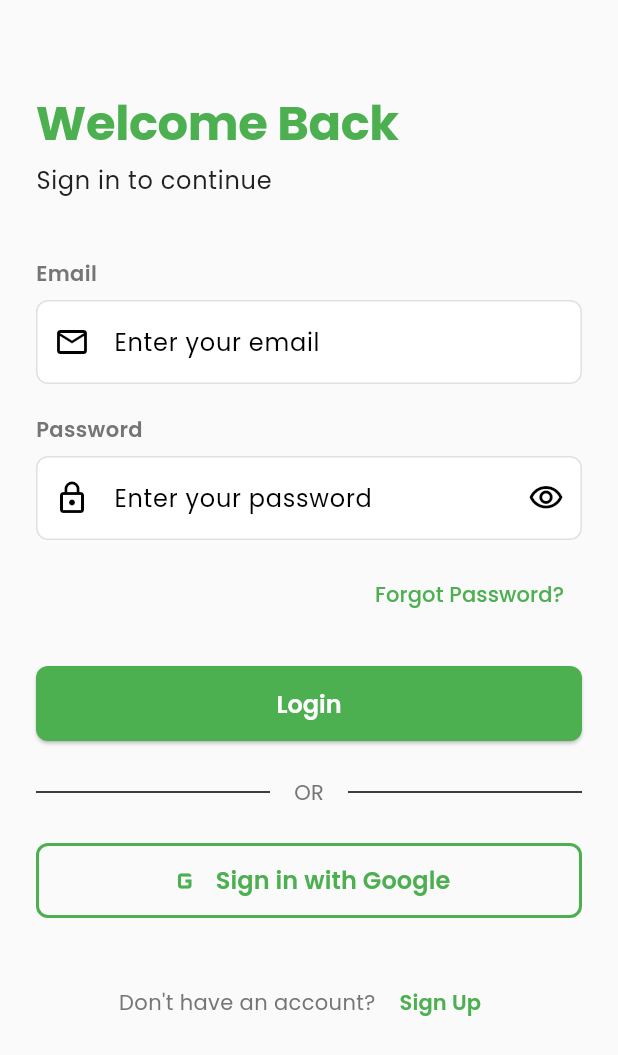
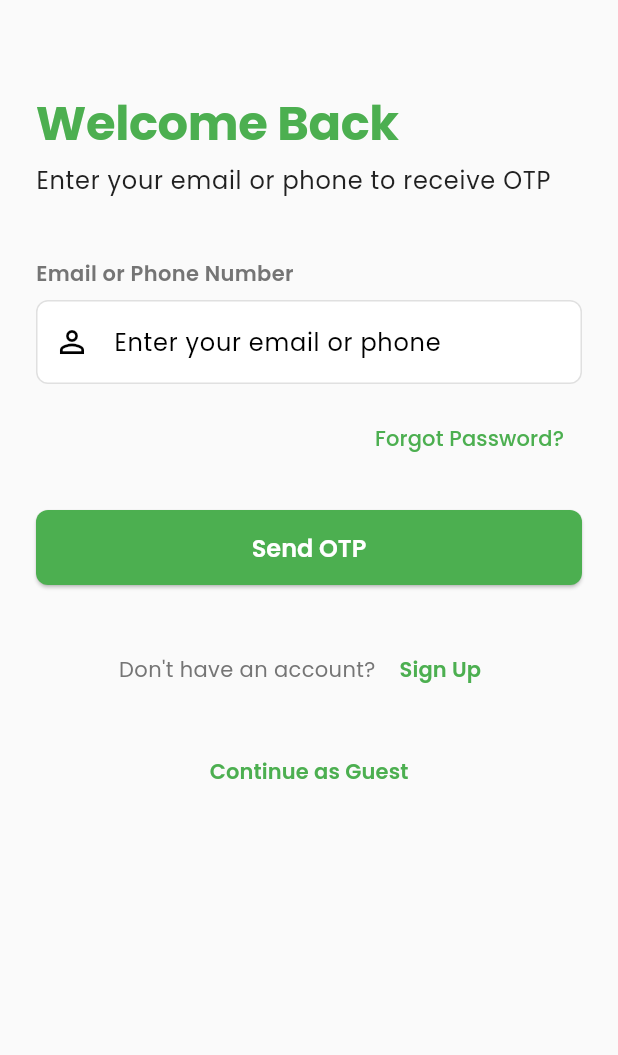
Before and after one commit to aimsahorizon/autobid-flutter, a Flutter app: the screen it shows after launch, on a phone screen of 412 x 824 dp. Shown: the top 1055 px of the screen. Run offline on Flutter 3.47's test engine with Material 3 defaults, Android fonts, the phone set to English and light mode, and no system bars; our stand-ins replace cached_network_image, flutter_riverpod, freezed_annotation, go_router, google_fonts, image_picker and 2 more; generated files the repository leaves out were written again.

Commit message:
refactor: update login to OTP-based authentication

```diff
--- a/lib/presentation/screens/auth/login_screen.dart
+++ b/lib/presentation/screens/auth/login_screen.dart
@@ -3,9 +3,11 @@ import 'package:flutter_riverpod/flutter_riverpod.dart';
 import 'package:go_router/go_router.dart';
 import '../../../core/constants/string_constants.dart';
 import '../../../core/constants/color_constants.dart';
+import '../../../data/services/mock/mock_auth_service.dart';
 import '../../providers/auth_provider.dart';
 import '../../widgets/custom_text_field.dart';
 import '../../widgets/custom_button.dart';
+import 'otp_verification_screen.dart';
 
 class LoginScreen extends ConsumerStatefulWidget {
   const LoginScreen({super.key});
@@ -16,65 +18,156 @@ class LoginScreen extends ConsumerStatefulWidget {
 
 class _LoginScreenState extends ConsumerState<LoginScreen> {
   final _formKey = GlobalKey<FormState>();
-  final _emailController = TextEditingController();
-  final _passwordController = TextEditingController();
-  bool _obscurePassword = true;
+  final _identifierController = TextEditingController(); // Email or phone
+  bool _isLoading = false;
 
   @override
   void dispose() {
-    _emailController.dispose();
-    _passwordController.dispose();
+    _identifierController.dispose();
     super.dispose();
   }
 
-  String? _validateEmail(String? value) {
+  String? _validateIdentifier(String? value) {
     if (value == null || value.isEmpty) {
-      return 'Email is required';
+      return 'Email or phone number is required';
     }
+
+    // Check if it's email or phone
     final emailRegex = RegExp(
       r'^[a-zA-Z0-9._%+-]+@[a-zA-Z0-9.-]+\.[a-zA-Z]{2,}$',
     );
-    if (!emailRegex.hasMatch(value)) {
-      return 'Enter a valid email';
+    final phoneRegex = RegExp(r'^\+?[0-9]{10,15}$');
+
+    if (!emailRegex.hasMatch(value) && !phoneRegex.hasMatch(value)) {
+      return 'Enter a valid email or phone number';
     }
     return null;
   }
 
-  String? _validatePassword(String? value) {
-    if (value == null || value.isEmpty) {
-      return 'Password is required';
-    }
-    if (value.length < 6) {
-      return 'Password must be at least 6 characters';
-    }
-    return null;
-  }
-
-  Future<void> _handleLogin() async {
+  Future<void> _handleRequestOtp() async {
     if (!_formKey.currentState!.validate()) return;
 
-    await ref.read(loginStateProvider.notifier).signInWithEmail(
-          _emailController.text.trim(),
-          _passwordController.text,
+    setState(() {
+      _isLoading = true;
+    });
+
+    try {
+      final authService = ref.read(authServiceProvider);
+      final result = await authService.requestLoginOtp(
+        _identifierController.text.trim(),
+      );
+
+      if (!mounted) return;
+
+      if (result.success) {
+        // Navigate to OTP verification screen
+        final verified = await Navigator.of(context).push<bool>(
+          MaterialPageRoute(
+            builder: (context) => OtpVerificationScreen(
+              identifier: _identifierController.text.trim(),
+              title: 'Verify Your Identity',
+              subtitle: 'Enter the 6-digit code sent to',
+              debugOtp: result.debugOtp,
+              onVerify: (otp) async {
+                final verifyResult = await authService.verifyLoginOtp(
+                  _identifierController.text.trim(),
+                  otp,
+                );
+
+                if (verifyResult.success) {
+                  if (mounted) {
+                    Navigator.of(context).pop(true);
+                  }
+                } else {
+                  // Show account locked dialog if needed
+                  if (verifyResult.accountLocked) {
+                    if (mounted) {
+                      _showAccountLockedDialog(verifyResult.errorMessage);
+                      Navigator.of(context).pop(false);
+                    }
+                  }
+                  throw Exception(verifyResult.errorMessage);
+                }
+              },
+              onResend: () async {
+                final resendResult = await authService.requestLoginOtp(
+                  _identifierController.text.trim(),
+                );
+                return resendResult.success;
+              },
+            ),
+          ),
         );
 
-    if (mounted) {
-      final loginState = ref.read(loginStateProvider);
-      loginState.when(
-        data: (_) {
-          // Success - navigation handled by router
-        },
-        loading: () {},
-        error: (error, _) {
+        if (verified == true && mounted) {
+          // Successfully logged in - router will handle navigation
           ScaffoldMessenger.of(context).showSnackBar(
             SnackBar(
-              content: Text(error.toString()),
+              content: Text('Login successful!'),
+              backgroundColor: ColorConstants.primaryGreen,
+            ),
+          );
+        }
+      } else {
+        // Check for account locked
+        if (result.accountLocked) {
+          _showAccountLockedDialog(result.errorMessage);
+        } else {
+          ScaffoldMessenger.of(context).showSnackBar(
+            SnackBar(
+              content: Text(result.errorMessage ?? 'Failed to send OTP'),
               backgroundColor: ColorConstants.error,
             ),
           );
-        },
-      );
+        }
+      }
+    } catch (e) {
+      if (mounted) {
+        ScaffoldMessenger.of(context).showSnackBar(
+          SnackBar(
+            content: Text('Error: $e'),
+            backgroundColor: ColorConstants.error,
+          ),
+        );
+      }
+    } finally {
+      if (mounted) {
+        setState(() {
+          _isLoading = false;
+        });
+      }
     }
+  }
+
+  void _showAccountLockedDialog(String? message) {
+    showDialog(
+      context: context,
+      barrierDismissible: false,
+      builder: (context) => AlertDialog(
+        icon: Icon(
+          Icons.lock,
+          color: ColorConstants.error,
+          size: 48,
+        ),
+        title: Text('Account Locked'),
+        content: Text(
+          message ?? 'Your account has been locked due to too many failed attempts.',
+        ),
+        actions: [
+          TextButton(
+            onPressed: () {
+              Navigator.of(context).pop();
+              // TODO: Navigate to support/contact page
+            },
+            child: Text('Contact Support'),
+          ),
+          ElevatedButton(
+            onPressed: () => Navigator.of(context).pop(),
+            child: Text('OK'),
+          ),
+        ],
+      ),
+    );
   }
 
   Future<void> _handleGoogleSignIn() async {
@@ -101,9 +194,6 @@ class _LoginScreenState extends ConsumerState<LoginScreen> {
 
   @override
   Widget build(BuildContext context) {
-    final loginState = ref.watch(loginStateProvider);
-    final isLoading = loginState.isLoading;
-
     return Scaffold(
       body: SafeArea(
         child: SingleChildScrollView(
@@ -123,50 +213,27 @@ class _LoginScreenState extends ConsumerState<LoginScreen> {
                 ),
                 const SizedBox(height: 8),
                 Text(
-                  'Sign in to continue',
+                  'Enter your email or phone to receive OTP',
                   style: Theme.of(context).textTheme.bodyLarge,
                 ),
                 const SizedBox(height: 40),
                 CustomTextField(
-                  controller: _emailController,
-                  label: StringConstants.email,
-                  hint: 'Enter your email',
+                  controller: _identifierController,
+                  label: 'Email or Phone Number',
+                  hint: 'Enter your email or phone',
                   keyboardType: TextInputType.emailAddress,
-                  prefixIcon: const Icon(Icons.email_outlined),
-                  validator: _validateEmail,
-                  textInputAction: TextInputAction.next,
-                  enabled: !isLoading,
-                ),
-                const SizedBox(height: 20),
-                CustomTextField(
-                  controller: _passwordController,
-                  label: StringConstants.password,
-                  hint: 'Enter your password',
-                  obscureText: _obscurePassword,
-                  prefixIcon: const Icon(Icons.lock_outline),
-                  suffixIcon: IconButton(
-                    icon: Icon(
-                      _obscurePassword
-                          ? Icons.visibility_outlined
-                          : Icons.visibility_off_outlined,
-                    ),
-                    onPressed: () {
-                      setState(() {
-                        _obscurePassword = !_obscurePassword;
-                      });
-                    },
-                  ),
-                  validator: _validatePassword,
+                  prefixIcon: const Icon(Icons.person_outline),
+                  validator: _validateIdentifier,
                   textInputAction: TextInputAction.done,
-                  enabled: !isLoading,
+                  enabled: !_isLoading,
                 ),
                 const SizedBox(height: 12),
                 Align(
                   alignment: Alignment.centerRight,
                   child: TextButton(
-                    onPressed: isLoading ? null : () {
-                      // TODO: Implement forgot password
-                    },
+                    onPressed: _isLoading
+                        ? null
+                        : () => context.push('/forgot-password'),
                     child: Text(
                       StringConstants.forgotPassword,
                       style: TextStyle(
@@ -177,39 +244,9 @@ class _LoginScreenState extends ConsumerState<LoginScreen> {
                 ),
                 const SizedBox(height: 24),
                 CustomButton(
-                  text: StringConstants.login,
-                  onPressed: _handleLogin,
-                  isLoading: isLoading,
-                ),
-                const SizedBox(height: 24),
-                Row(
-                  children: [
-                    const Expanded(child: Divider()),
-                    Padding(
-                      padding: const EdgeInsets.symmetric(horizontal: 16),
-                      child: Text(
-                        'OR',
-                        style: Theme.of(context).textTheme.bodyMedium,
-                      ),
-                    ),
-                    const Expanded(child: Divider()),
-                  ],
-                ),
-                const SizedBox(height: 24),
-                CustomButton(
-                  text: StringConstants.signInWithGoogle,
-                  onPressed: _handleGoogleSignIn,
-                  isLoading: isLoading,
-                  isOutlined: true,
-                  icon: Image.network(
-                    'https://www.google.com/favicon.ico',
-                    width: 20,
-                    height: 20,
-                    errorBuilder: (context, error, stackTrace) => const Icon(
-                      Icons.g_mobiledata,
-                      size: 24,
-                    ),
-                  ),
+                  text: 'Send OTP',
+                  onPressed: _handleRequestOtp,
+                  isLoading: _isLoading,
                 ),
                 const SizedBox(height: 32),
                 Row(
@@ -220,7 +257,7 @@ class _LoginScreenState extends ConsumerState<LoginScreen> {
                       style: Theme.of(context).textTheme.bodyMedium,
                     ),
                     TextButton(
-                      onPressed: isLoading
+                      onPressed: _isLoading
                           ? null
                           : () => context.go('/signup/step1'),
                       child: Text(
@@ -233,6 +270,21 @@ class _LoginScreenState extends ConsumerState<LoginScreen> {
                     ),
                   ],
                 ),
+                const SizedBox(height: 20),
+                Center(
+                  child: TextButton(
+                    onPressed: _isLoading
+                        ? null
+                        : () => context.go('/guest'),
+                    child: Text(
+                      'Continue as Guest',
+                      style: TextStyle(
+                        color: ColorConstants.primaryGreen,
+                        fontWeight: FontWeight.w600,
+                      ),
+                    ),
+                  ),
+                ),
               ],
             ),
           ),
```
